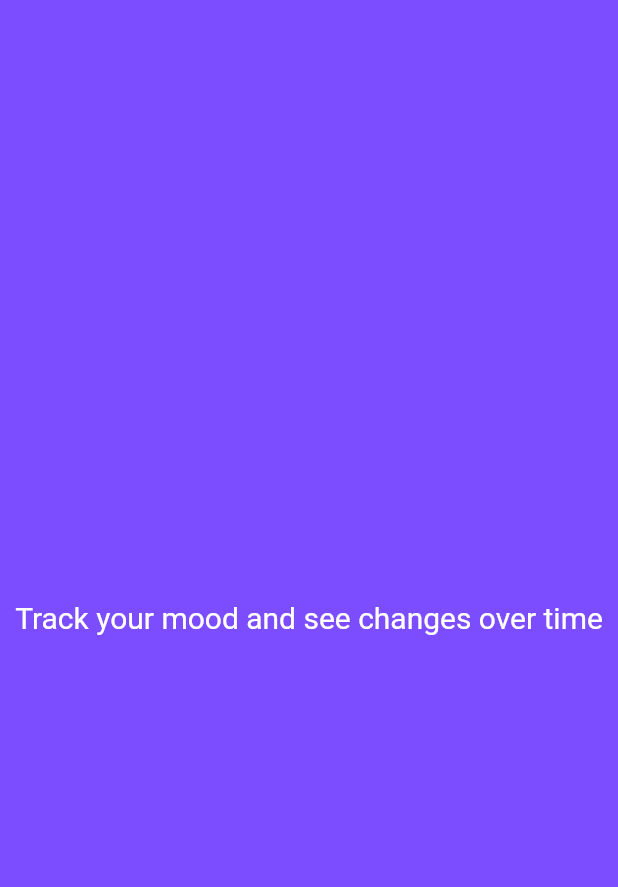
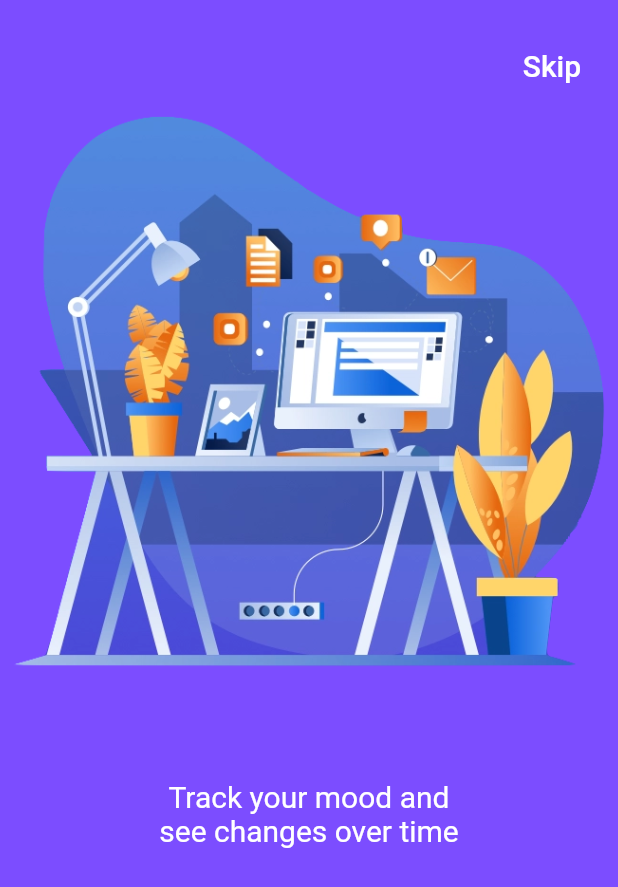
Before and after one commit to lucaszcai/Project_Progress, a Flutter app: the screen it shows after launch, swiped to page 2, on a phone screen of 412 x 824 dp. Shown: the top 887 px of the screen. Run offline on Flutter 3.47's test engine with Material 2 defaults, Android fonts, the phone set to English and light mode, and no system bars; drawn by our look-alikes of liquid_swipe.

Commit message:
added more stuff for onboarding

```diff
--- a/lib/main.dart
+++ b/lib/main.dart
@@ -1,13 +1,19 @@
 import 'package:flutter/material.dart';
+import 'package:flutter/services.dart';
 import 'package:project_progress/screens/onboarding_screen.dart';
 
-void main() => runApp(MyApp());
+void main() {
+  SystemChrome.setEnabledSystemUIOverlays([]);
+
+  runApp(MyApp());
+}
 
 class MyApp extends StatelessWidget {
   // This widget is the root of your application.
   @override
   Widget build(BuildContext context) {
     return MaterialApp(
+      debugShowCheckedModeBanner: false,
       title: 'Project Progress',
       theme: ThemeData(
 
--- a/lib/screens/onboarding_screen.dart
+++ b/lib/screens/onboarding_screen.dart
@@ -3,7 +3,6 @@ import 'package:liquid_swipe/Constants/Helpers.dart';
 import 'package:liquid_swipe/liquid_swipe.dart';
 import 'package:project_progress/screens/login_screen.dart';
 import 'package:project_progress/utils/constants.dart';
-import 'package:project_progress/widgets/finalscreen.dart';
 
 import 'home.dart';
 
@@ -19,19 +18,137 @@ class OnboardingScreen extends StatelessWidget {
     ),
     Container(
       color: Colors.deepPurpleAccent,
-      child: Center(
+      child: Padding(
+        padding: EdgeInsets.symmetric(vertical: 20.0),
+        child: Container(
+            child: Column(
+              crossAxisAlignment: CrossAxisAlignment.stretch,
+              children: <Widget>[
+              Container(
+              alignment: Alignment.centerRight,
+                child: FlatButton(
+                  onPressed: () => print('Skip'),
                   child: Text(
-            'Track your mood and see changes over time', style: onboardingText
+                  'Skip',
+                  style: TextStyle(
+                    color: Colors.white,
+                    fontSize: 20.0,
                   ),
                 ),
               ),
+            ),
+                Padding(
+                  padding: const EdgeInsets.all(8.0),
+                  child: Image(image: AssetImage('assets/onboarding/onboarding0.png'),),
+                ),
+                SizedBox(height: 50,),
+                Center(
+                  child: Padding(
+                    padding: const EdgeInsets.all(16.0),
+                    child: Column(
+                      children: <Widget>[
+                        Text('Track your mood and', style: onboardingText),
+                        Text('see changes over time', style: onboardingText),
+                      ] ,
+                    )
+                  ),
+                ),
+          ]
+            )
+      )
+      ),
+    ),
+    Container(
+      color: Colors.greenAccent,
+      child: Padding(
+          padding: EdgeInsets.symmetric(vertical: 20.0),
+          child: Container(
+              child: Column(
+                  crossAxisAlignment: CrossAxisAlignment.stretch,
+                  children: <Widget>[
+                    Container(
+                      alignment: Alignment.centerRight,
+                      child: FlatButton(
+                        onPressed: () => print('Skip'),
+                        child: Text(
+                          'Skip',
+                          style: TextStyle(
+                            color: Colors.white,
+                            fontSize: 20.0,
+                          ),
+                        ),
+                      ),
+                    ),
+                    Padding(
+                      padding: const EdgeInsets.all(8.0),
+                      child: Image(image: AssetImage('assets/onboarding/onboarding1.png'),),
+                    ),
+                    SizedBox(height: 50,),
+                    Center(
+                      child: Center(
+                        child: Padding(
+                          padding: const EdgeInsets.all(16.0),
+                          child: Text('Write notes for your future self', style: onboardingText),
+                        ),
+                      ),
+                    ),
+                  ]
+              )
+          )
+      ),
+    ),
+    /*
     Container(
       color: Colors.greenAccent,
       child: Center(
         child: Text('Write notes for your future self', style: onboardingText
         ),
       ),
+    ),*/
+    Container(
+      color: Colors.blueAccent,
+      child: Padding(
+          padding: EdgeInsets.symmetric(vertical: 20.0),
+          child: Container(
+              child: Column(
+                  crossAxisAlignment: CrossAxisAlignment.stretch,
+                  children: <Widget>[
+                    Container(
+                      alignment: Alignment.centerRight,
+                      child: FlatButton(
+                        onPressed: () => print('Skip'),
+                        child: Text(
+                          'Skip',
+                          style: TextStyle(
+                            color: Colors.white,
+                            fontSize: 20.0,
                           ),
+                        ),
+                      ),
+                    ),
+                    Padding(
+                      padding: const EdgeInsets.all(8.0),
+                      child: Image(image: AssetImage('assets/onboarding/onboarding2.png'),),
+                    ),
+                    SizedBox(height: 50,),
+                    Center(
+                      child: Padding(
+                        padding: const EdgeInsets.all(16.0),
+                        child: Column(
+                          children: <Widget>[
+                            Text('Connect with a community of', style: onboardingText),
+                            Text('diverse individuals', style: onboardingText),
+                          ]
+                        ),
+                      ),
+                    ),
+                  ]
+              )
+          )
+      ),
+    ),
+    /*
+
     Container(
       color: Colors.blueAccent,
       child: Center(
@@ -39,7 +156,7 @@ class OnboardingScreen extends StatelessWidget {
             style: onboardingText
         ),
       ),
-    ),
+    ),*/
     Container(
           child: FinalScreen(),
         )
@@ -63,12 +180,15 @@ class OnboardingScreen extends StatelessWidget {
 
 }
 
+
 class FinalScreen extends StatelessWidget {
 
   @override
   Widget build(BuildContext context) {
     return Container(
         color: Colors.orangeAccent,
+        child: Padding(
+          padding: const EdgeInsets.all(40.0),
           child: Column(
             mainAxisAlignment: MainAxisAlignment.center,
             crossAxisAlignment: CrossAxisAlignment.stretch,
@@ -95,6 +215,7 @@ class FinalScreen extends StatelessWidget {
               )
             ],
           ),
+        ),
     );
 
   }
--- a/lib/widgets/finalscreen.dart
+++ /dev/null
@@ -1,5 +0,0 @@
-import 'package:flutter/material.dart';
-import 'package:liquid_swipe/Constants/Helpers.dart';
-import 'package:liquid_swipe/liquid_swipe.dart';
-import 'package:project_progress/screens/home.dart';
-import 'package:project_progress/utils/constants.dart';
--- a/pubspec.yaml
+++ b/pubspec.yaml
@@ -46,6 +46,7 @@ flutter:
   # To add assets to your application, add an assets section, like this:
   assets:
     - assets/logos/
+    - assets/onboarding/
   #  - images/a_dot_burr.jpeg
   #  - images/a_dot_ham.jpeg
 
```
Also changed, not shown: assets/onboarding/onboarding0.png (added), assets/onboarding/onboarding1.png (added), assets/onboarding/onboarding2.png (added). Lines whose indentation alone changed are shown as unchanged.
